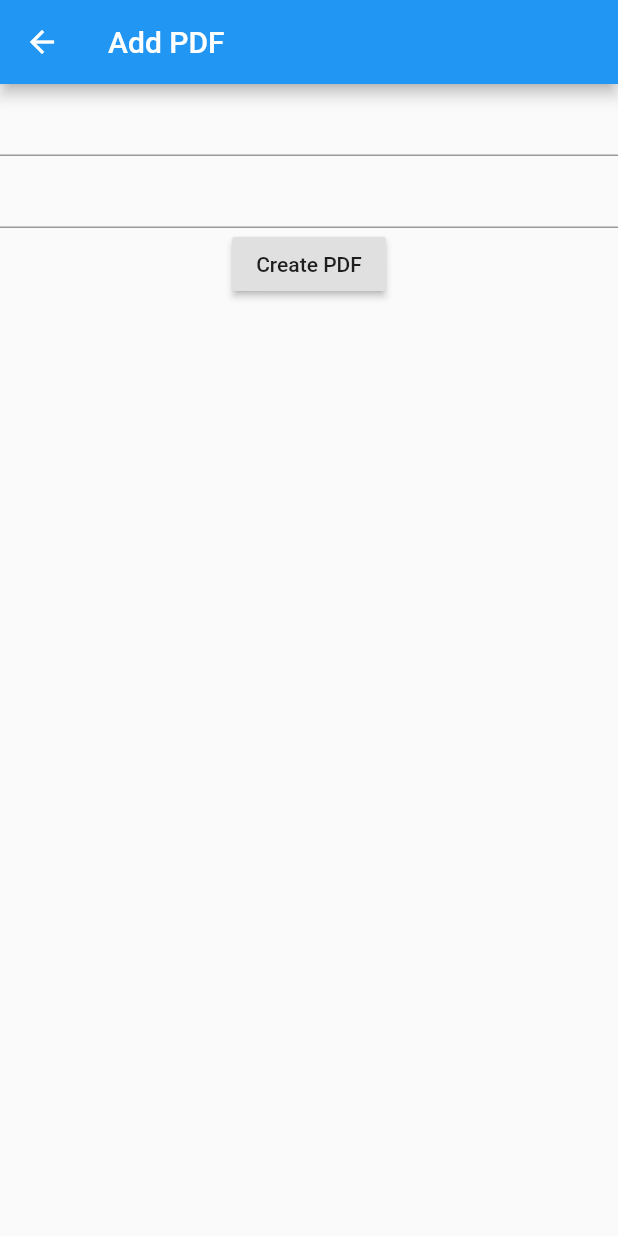
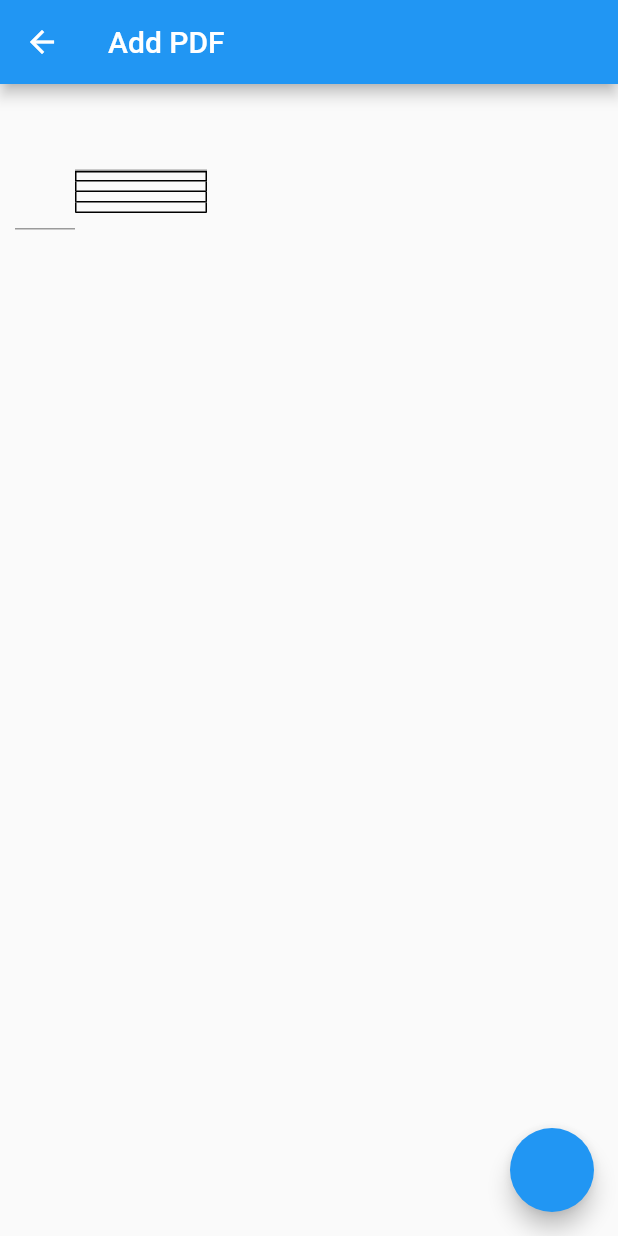
Before and after one commit to nokunoku1234/our_score, a Flutter app: the AddPdfPage screen opened directly, on a phone screen of 412 x 824 dp. Run offline on Flutter 3.47's test engine with Material 2 defaults, Android fonts, the phone set to English and light mode, and no system bars; our stand-ins replace pdf; missing offline and left inert: flutter_pdfview.

Commit message:
譜面記述画面レイアウト作成

```diff
--- a/lib/pages/add_pdf_page.dart
+++ b/lib/pages/add_pdf_page.dart
@@ -9,6 +9,8 @@ class AddPdfPage extends StatefulWidget {
 
 class _AddPdfPageState extends State<AddPdfPage> {
 
+  List<int> barList = [0];
+
   TextEditingController txtController = TextEditingController();
   TextEditingController txtController2 = TextEditingController();
 
@@ -19,23 +21,141 @@ class _AddPdfPageState extends State<AddPdfPage> {
       appBar: AppBar(
         title: Text('Add PDF'),
       ),
-      body: Column(
-        children: <Widget>[
-          TextField(
-            controller: txtController,
-          ),
-          TextField(
-            controller: txtController2,
-          ),
-          RaisedButton(
-            child: Text('Create PDF'),
-            onPressed: () async{
-              String _filePath = await CreatePdf.createPdfA4(txtController.text, txtController2.text);
-              Navigator.push(context, MaterialPageRoute(builder: (context) => PdfViewPage(filePath: _filePath,)));
-            },
-          ),
-        ],
+      body: Container(
+        width: double.infinity,
+        height: double.infinity,
+        child: buildBody(),
+      ),
+      floatingActionButton: FloatingActionButton(
+        onPressed: () {
+          barList.add(barList.length);
+          setState(() {
+
+          });
+        },
       ),
     );
   }
+
+  Widget buildBody() {
+    int numberOfRow = 4;
+
+    List<Widget> _listColumn = [];
+    List<Widget> _listCache = [];
+
+    for(int i = 0; i < barList.length; i++) {
+      if((i + 1) % numberOfRow == 1) {
+        _listCache.add(
+          Container(
+            width: 40,
+            child: TextField(),
+          )
+        );
+      }
+      _listCache.add(
+       Builder(
+         builder: (context) {
+           return Expanded(
+             child: Container(
+               child: buildColumn(width: 100, height: 7),
+             ),
+           );
+         },
+       )
+      );
+      if((i + 1) % numberOfRow == 0) {
+        _listColumn.add(Row(children: _listCache,));
+        _listCache = [];
+      } else if(i + 1 == barList.length){
+        for(int j = 0; j < numberOfRow - (i + 1) % numberOfRow; j++) {
+          _listCache.add(
+              Expanded(child: Container(),)
+          );
+        }
+        _listColumn.add(Row(children: _listCache,));
+      }
+    }
+
+    return SingleChildScrollView(
+      child: Padding(
+        padding: const EdgeInsets.all(10.0),
+        child: Column(
+          children: _listColumn,
+        ),
+      ),
+    );
+  }
+
+  Column buildColumn({double width, double height}) {
+    return Column(
+      children: <Widget>[
+        Row(
+          children: <Widget>[
+            Expanded(
+              flex: 1,
+              child: Container(
+                width: width / 2,
+                child: TextField()
+              ),
+            ),
+            Expanded(
+              flex: 1,
+              child: Container(
+                width: width / 2,
+                child: TextField()
+              ),
+            ),
+          ],
+        ),
+        Container(
+          width: width,
+          height: height,
+          decoration: BoxDecoration(
+            border: Border(
+              top: BorderSide(),
+              right: BorderSide(),
+              bottom: BorderSide(),
+              left: BorderSide(),
+            ),
+          ),
+        ),
+        Container(
+          width: width,
+          height: height,
+          decoration: BoxDecoration(
+            border: Border(
+              right: BorderSide(),
+              bottom: BorderSide(),
+              left: BorderSide(),
+            ),
+          ),
+        ),
+        Container(
+          width: width,
+          height: height,
+          decoration: BoxDecoration(
+            border: Border(
+              right: BorderSide(),
+              bottom: BorderSide(),
+              left: BorderSide(),
+            ),
+          ),
+        ),
+        Container(
+          width: width,
+          height: height,
+          decoration: BoxDecoration(
+            border: Border(
+              right: BorderSide(),
+              bottom: BorderSide(),
+              left: BorderSide(),
+            ),
+          ),
+        ),
+        Padding(
+          padding: EdgeInsets.all(25.0),
+        ),
+      ],
+    );
+  }
 }
--- a/lib/pages/create_pdf.dart
+++ b/lib/pages/create_pdf.dart
@@ -24,11 +24,11 @@ class CreatePdf {
 
     pdf.addPage(
       MultiPage(
-        margin: EdgeInsets.symmetric(horizontal: 60.0, vertical: 50.0),
+        margin: EdgeInsets.symmetric(horizontal: 50.0, vertical: 50.0),
         pageFormat: PdfPageFormat.a4,
         orientation: PageOrientation.portrait,
         header: (Context context) {
-          if (context.pageNumber == 0) {
+          if (context.pageNumber == 1) {
             return null;
           }
           return Container(
@@ -46,11 +46,44 @@ class CreatePdf {
           );
         },
         build: (Context context) => <Widget>[
-          Container(
-            child: Text(text1, style: TextStyle(font: font)),
-          ),
-          Container(
-            child: Text(text2, style: TextStyle(font: font)),
+          ListView.builder(
+            itemBuilder: (Context context, int i) {
+              return Column(
+                children: [
+                  Row(
+                    children: [
+                      ListView.builder(
+                        direction: Axis.horizontal,
+                        itemBuilder: (Context context, int i) {
+                          return ListView.builder(
+                              itemBuilder: (Context context, int i) {
+                                return Container(
+                                  height: 3 * PdfPageFormat.mm,
+                                  width: 45 * PdfPageFormat.mm,
+                                  decoration: BoxDecoration(
+                                    border: BoxBorder(
+                                      top: true,
+                                      right: true,
+                                      bottom: true,
+                                      left: true,
+                                    ),
+                                  ),
+                                );
+                              },
+                              itemCount: 4
+                          );
+                        },
+                        itemCount: 4
+                      )
+                    ]
+                  ),
+                  Padding(
+                    padding: EdgeInsets.all(27.0),
+                  ),
+                ]
+              );
+            },
+            itemCount: 8
           )
         ],
       ),
```
